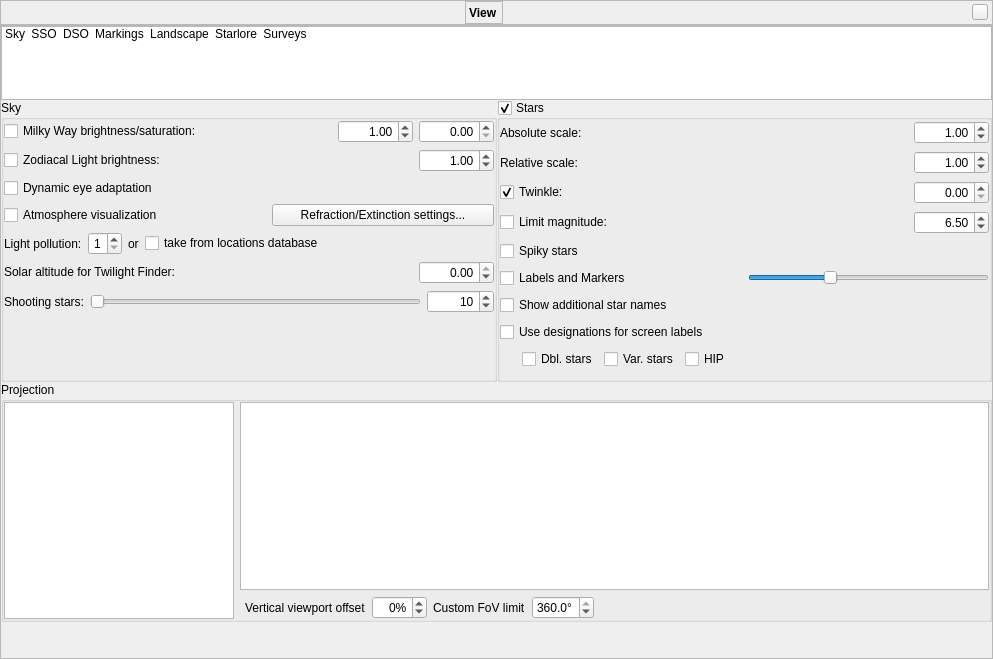
This is src/gui/viewDialog.ui in Stellarium/stellarium as Qt 5 draws it before an edit. The edited form follows.
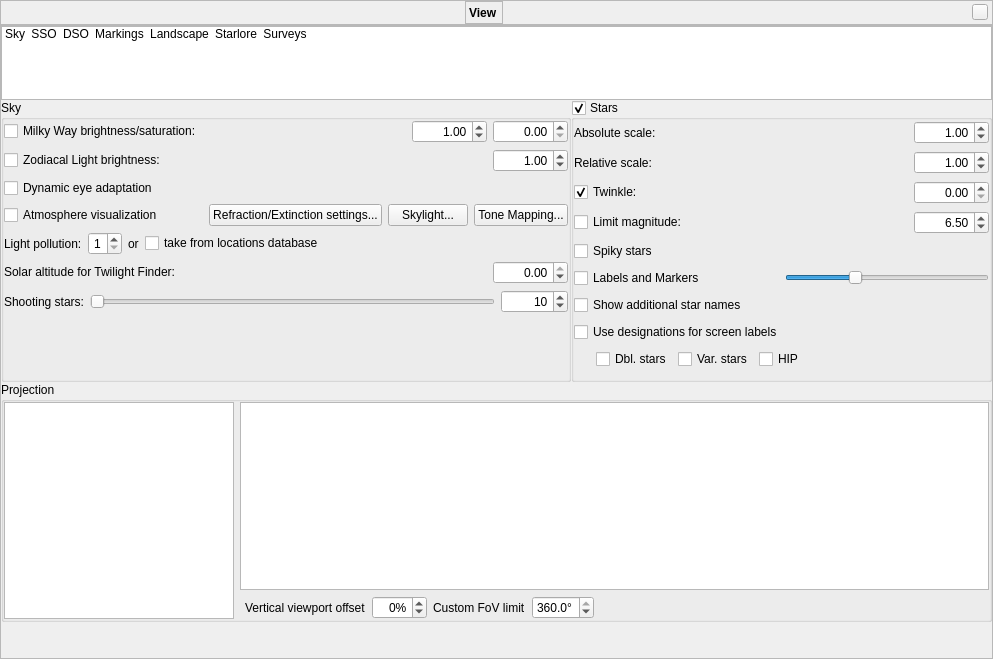
This is the edited form. Icons and pictures are not drawn. Custom widgets are drawn as their Qt base class.

What changed in the file:
```diff
--- a/src/gui/viewDialog.ui
+++ b/src/gui/viewDialog.ui
@@ -464,6 +464,26 @@
                  </property>
                 </widget>
                </item>
+               <item>
+                <widget class="QPushButton" name="pushButtonSkylightDetails">
+                 <property name="toolTip">
+                  <string>Open skylight details (color tweaks for the atmosphere)</string>
+                 </property>
+                 <property name="text">
+                  <string>Skylight...</string>
+                 </property>
+                </widget>
+               </item>
+               <item>
+                <widget class="QPushButton" name="tonemappingPushButton">
+                 <property name="toolTip">
+                  <string>Open tone mapping details.</string>
+                 </property>
+                 <property name="text">
+                  <string>Tone Mapping...</string>
+                 </property>
+                </widget>
+               </item>
               </layout>
              </item>
              <item row="7" column="0">
```
